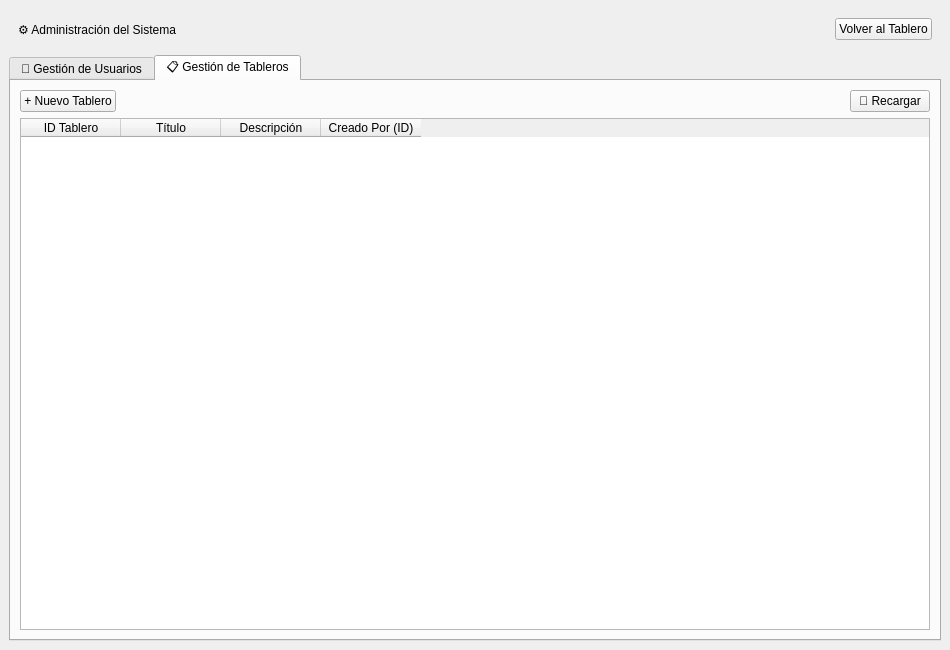
Before: the Qt Designer form src/ui/admin.ui in IvanJesusCorbalanPascual/AlaxaFlow-Desktop, drawn with Qt 5.
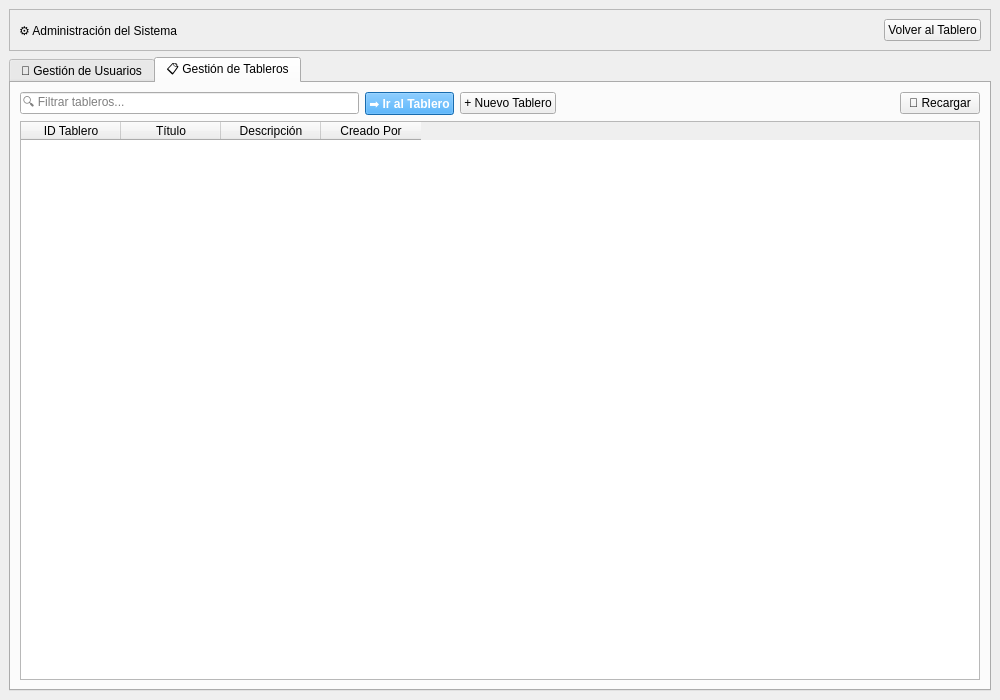
After: the same form once the commit is applied. The open tabs and pages were chosen to show the change.

Commit message:
Usuarios y Tableros y nueva BD
Añadiendo funcionalidad de modificar y eliminar Usuario / Tablero.
Modificando los métodos que se conectan a la nueva base de datos.

```diff
--- a/src/ui/admin.ui
+++ b/src/ui/admin.ui
@@ -6,8 +6,8 @@
    <rect>
     <x>0</x>
     <y>0</y>
-    <width>950</width>
-    <height>650</height>
+    <width>1000</width>
+    <height>700</height>
    </rect>
   </property>
   <property name="windowTitle">
@@ -17,6 +17,12 @@
    <layout class="QVBoxLayout" name="verticalLayout">
     <item>
      <widget class="QFrame" name="frame_header">
+      <property name="frameShape">
+       <enum>QFrame::StyledPanel</enum>
+      </property>
+      <property name="frameShadow">
+       <enum>QFrame::Raised</enum>
+      </property>
       <layout class="QHBoxLayout" name="horizontalLayout">
        <item>
         <widget class="QLabel" name="label_title">
@@ -150,6 +156,32 @@
        <layout class="QVBoxLayout" name="verticalLayout_3">
         <item>
          <layout class="QHBoxLayout" name="horizontalLayout_3">
+          <item>
+           <widget class="QLineEdit" name="input_search_board">
+            <property name="minimumSize">
+             <size>
+              <width>250</width>
+              <height>0</height>
+             </size>
+            </property>
+            <property name="placeholderText">
+             <string>🔍 Filtrar tableros...</string>
+            </property>
+           </widget>
+          </item>
+          <item>
+           <widget class="QPushButton" name="btn_go_board">
+            <property name="cursor">
+             <cursorShape>PointingHandCursor</cursorShape>
+            </property>
+            <property name="styleSheet">
+             <string notr="true">background-color: #2196F3; color: white; font-weight: bold;</string>
+            </property>
+            <property name="text">
+             <string>➡️ Ir al Tablero</string>
+            </property>
+           </widget>
+          </item>
           <item>
            <widget class="QPushButton" name="btn_add_board">
             <property name="cursor">
@@ -190,9 +222,6 @@
           <property name="editTriggers">
            <set>QAbstractItemView::NoEditTriggers</set>
           </property>
-          <property name="alternatingRowColors">
-           <bool>true</bool>
-          </property>
           <property name="selectionBehavior">
            <enum>QAbstractItemView::SelectRows</enum>
           </property>
@@ -213,7 +242,7 @@
           </column>
           <column>
            <property name="text">
-            <string>Creado Por (ID)</string>
+            <string>Creado Por</string>
            </property>
           </column>
          </widget>
```
Left out of the diff: 7 changed lines with no effect on the pictures. The commit also changes 5 other files.
